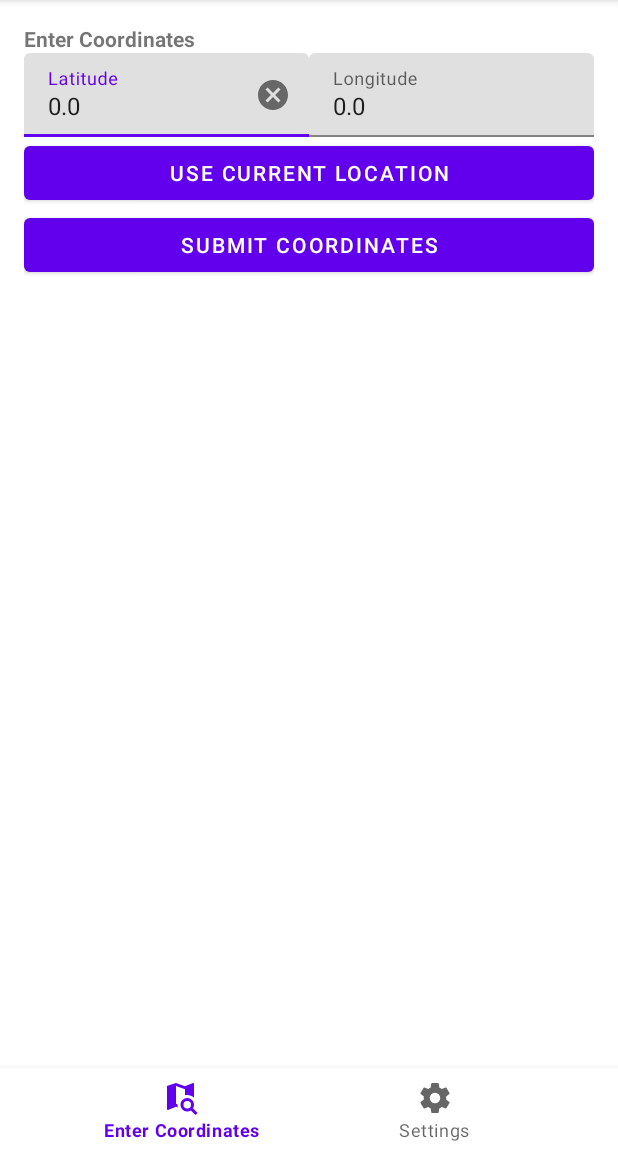
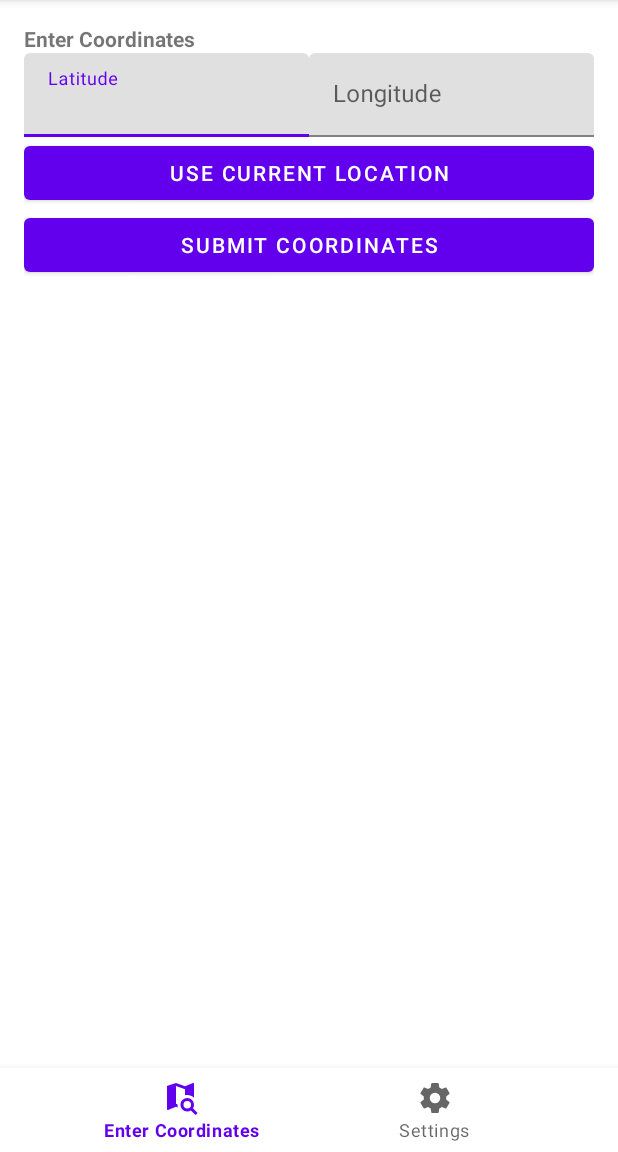
Before and after one commit to Sunsow-02/WeatherWardrobeJava, an Android app: the screen it shows after launch (MainActivity), on a phone screen of 412 x 824 dp, the part 84-1236 px from its top. Run offline under Robolectric (Android 15) with nearby library versions, the phone set to English and light mode, and no system bars; our stand-ins replace navigation-ui.

```diff
--- a/app/src/main/java/com/example/javasp/ui/coordinates/CoordinatesFragment.java
+++ b/app/src/main/java/com/example/javasp/ui/coordinates/CoordinatesFragment.java
@@ -90,51 +90,6 @@ public class CoordinatesFragment extends BaseFrag {
         Button current_cords_button = root.findViewById(R.id.current_coordinates_button);
         MainActivity activity = (MainActivity) getActivity();
         fusedLocationClient = LocationServices.getFusedLocationProviderClient(activity);
-        TextInputEditText longitude_input = root.findViewById(R.id.coordinates_longitude_input);
-        TextInputEditText latitude_input = root.findViewById(R.id.coordinates_latitude_input);
-
-        if (ContextCompat.checkSelfPermission(
-                activity, Manifest.permission.ACCESS_COARSE_LOCATION) ==
-                PackageManager.PERMISSION_GRANTED) {
-            // You can use the API that requires the permission.
-            //requestPermissionLauncher.launch(android.Manifest.permission.ACCESS_COARSE_LOCATION);
-            //fusedLocationClient.getLastLocation();
-            longitude_input.setText(String.valueOf(longitude_val));
-            latitude_input.setText(String.valueOf(latitude_val));
-        } else if (shouldShowRequestPermissionRationale("Getting current coordinates requires location permissions")) {
-            // In an educational UI, explain to the user why your app requires this
-            // permission for a specific feature to behave as expected, and what
-            // features are disabled if it's declined. In this UI, include a
-            // "cancel" or "no thanks" button that lets the user continue
-            // using your app without granting the permission.
-            //showInContextUI();
-        } else {
-            // You can directly ask for the permission.
-            // The registered ActivityResultCallback gets the result of this request.
-            requestPermissionLauncher.launch(android.Manifest.permission.ACCESS_COARSE_LOCATION);
-            //fusedLocationClient.getLastLocation();
-            longitude_input.setText(String.valueOf(longitude_val));
-            latitude_input.setText(String.valueOf(latitude_val));
-        }
-        fusedLocationClient.getLastLocation().addOnSuccessListener(getActivity(), new OnSuccessListener<Location>() {
-            public void onSuccess(Location location) {
-                // Got last known location. In some rare situations this can be null.
-                if (location != null) {
-                    // Logic to handle location object
-                    longitude_val = (float) location.getLongitude();
-                    latitude_val = (float) location.getLatitude();
-                    //TextInputEditText longitude_input = getView().findViewById(R.id.coordinates_longitude_input);
-                    //TextInputEditText latitude_input = getView().findViewById(R.id.coordinates_latitude_input);
-                    //longitude_input.setText(String.valueOf(longitude_val));
-                    //latitude_input.setText(String.valueOf(latitude_val));
-                }
-                else {
-                    Snackbar.make(getActivity().findViewById(R.id.coordinates_parent)
-                                    , "Please try again", Snackbar.LENGTH_SHORT)
-                            .show();
-                }
-            }
-        });
         current_cords_button.setOnClickListener(new Button.OnClickListener(){
             @Override
             public void onClick(View view) {
@@ -154,7 +109,7 @@ public class CoordinatesFragment extends BaseFrag {
                     // features are disabled if it's declined. In this UI, include a
                     // "cancel" or "no thanks" button that lets the user continue
                     // using your app without granting the permission.
-                    //showInContextUI();
+                    // showInContextUI();
                 } else {
                     // You can directly ask for the permission.
                     // The registered ActivityResultCallback gets the result of this request.
@@ -162,6 +117,27 @@ public class CoordinatesFragment extends BaseFrag {
                     fusedLocationClient.getLastLocation();
                     longitude_input.setText(String.valueOf(longitude_val));
                     latitude_input.setText(String.valueOf(latitude_val));
+                }
+            }
+
+        });
+
+        fusedLocationClient.getLastLocation().addOnSuccessListener(getActivity(), new OnSuccessListener<Location>() {
+            public void onSuccess(Location location) {
+                // Got last known location. In some rare situations this can be null.
+                if (location != null) {
+                    // Logic to handle location object
+                    longitude_val = (float) location.getLongitude();
+                    latitude_val = (float) location.getLatitude();
+                    //TextInputEditText longitude_input = getView().findViewById(R.id.coordinates_longitude_input);
+                    //TextInputEditText latitude_input = getView().findViewById(R.id.coordinates_latitude_input);
+                    //longitude_input.setText(String.valueOf(longitude_val));
+                    //latitude_input.setText(String.valueOf(latitude_val));
+                }
+                else {
+                    Snackbar.make(getActivity().findViewById(R.id.coordinates_parent)
+                                    , "Please try again", Snackbar.LENGTH_SHORT)
+                            .show();
                 }
             }
         });
```
